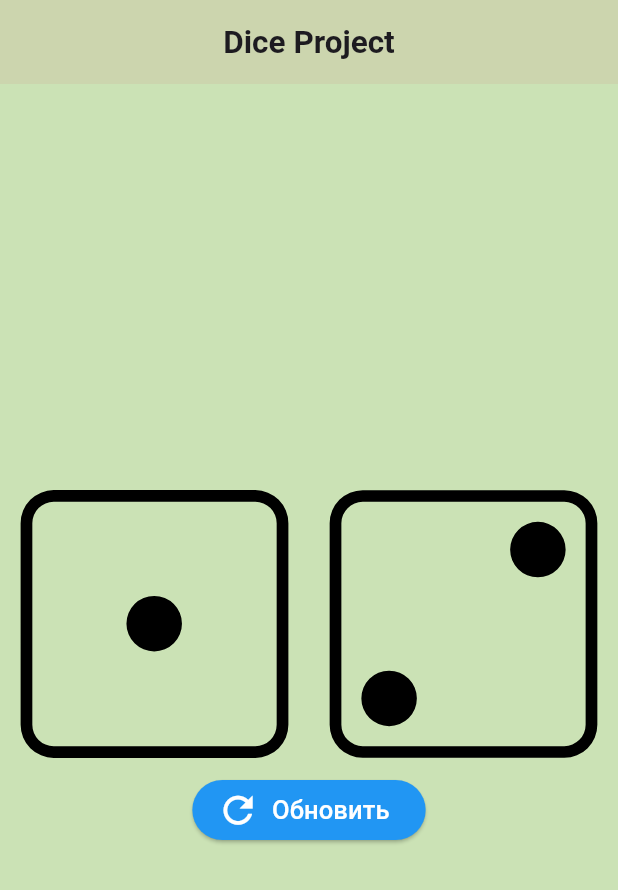
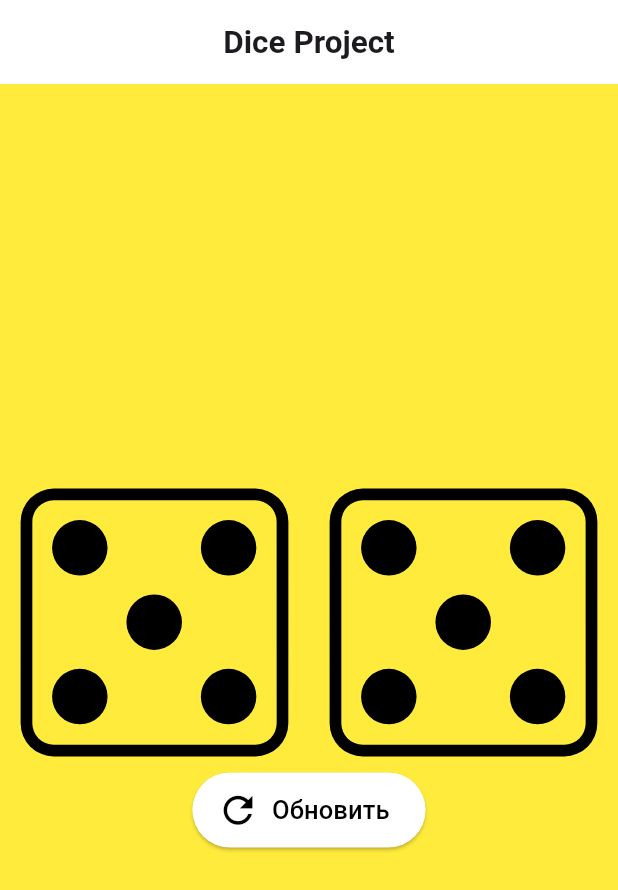
Before and after one commit to adilet3401/FLUTTER21, a Flutter app: the screen it shows after launch, after a tap on "Oбновить", on a phone screen of 412 x 824 dp. Shown: the top 890 px of the screen. Run offline on Flutter 3.47's test engine with Material 3 defaults, Android fonts, the phone set to English and light mode, and no system bars; our stand-ins replace flutter_svg, google_fonts.

Commit message:
done dice app

```diff
--- a/tapshyrma_5_dice/lib/dice_page.dart
+++ b/tapshyrma_5_dice/lib/dice_page.dart
@@ -1,17 +1,35 @@
+import 'dart:math';
+
 import 'package:flutter/material.dart';
 // import 'package:flutter_svg/flutter_svg.dart';
 import 'package:tapshyrma_5_dice/widgets/custom_button.dart';
 import 'package:tapshyrma_5_dice/widgets/image_widget.dart';
 
-class DicePage extends StatelessWidget {
+class DicePage extends StatefulWidget {
   const DicePage({super.key});
+
+  @override
+  State<DicePage> createState() => _DicePageState();
+}
+
+class _DicePageState extends State<DicePage> {
+  //Dice привязка к переменным
+  int leftDiceNimber = 1;
+  int rightDiceNumber = 1;
+  // функция для привязки класса рандома, к переменным
+  void rollDice() {
+    setState(() {
+      leftDiceNimber = Random().nextInt(6) + 1;
+      rightDiceNumber = Random().nextInt(6) + 1;
+    });
+  }
 
   @override
   Widget build(BuildContext context) {
     return Scaffold(
-      backgroundColor: const Color(0xffCBE2B5),
+      backgroundColor: Colors.yellow,
       appBar: AppBar(
-        backgroundColor: const Color(0xffCCD5AE),
+        backgroundColor: Colors.white,
         title: const Center(
           child: Text(
             'Dice Project',
@@ -22,7 +40,7 @@ class DicePage extends StatelessWidget {
           ),
         ),
       ),
-      body: const Center(
+      body: Center(
         // child: Container(
         // decoration: BoxDecoration(image: DecorationImage(image: )),
         child: Column(
@@ -31,14 +49,16 @@ class DicePage extends StatelessWidget {
             Row(
               children: [
                 Expanded(
-                  child: ImageWidget(image: 'assets/d1.svg'),
+                  child: ImageWidget(image: 'assets/d$leftDiceNimber.svg'),
                 ),
                 Expanded(
-                  child: ImageWidget(image: 'assets/d2.svg'),
+                  child: ImageWidget(image: 'assets/d$rightDiceNumber.svg'),
                 ),
               ],
             ),
-            CustomButton(),
+            CustomButton(
+              onPressed: rollDice,
+            ),
           ],
         ),
         // ),
--- a/tapshyrma_5_dice/lib/widgets/custom_button.dart
+++ b/tapshyrma_5_dice/lib/widgets/custom_button.dart
@@ -3,27 +3,29 @@ import 'package:flutter/material.dart';
 class CustomButton extends StatelessWidget {
   const CustomButton({
     super.key,
+    this.onPressed,
   });
+  final void Function()? onPressed;
 
   @override
   Widget build(BuildContext context) {
     return ElevatedButton.icon(
       style: ElevatedButton.styleFrom(
-        backgroundColor: Colors.blue,
-        minimumSize: const Size(40, 40),
+        backgroundColor: Colors.white,
+        minimumSize: const Size(50, 50),
       ),
-      onPressed: () {},
+      onPressed: onPressed,
       icon: const Icon(
         Icons.refresh,
         size: 29,
-        color: Colors.white,
+        color: Colors.black,
       ),
       label: const Text(
         'Oбновить',
         style: TextStyle(
           fontSize: 17,
           fontWeight: FontWeight.w500,
-          color: Colors.white,
+          color: Colors.black,
         ),
       ),
     );
```
